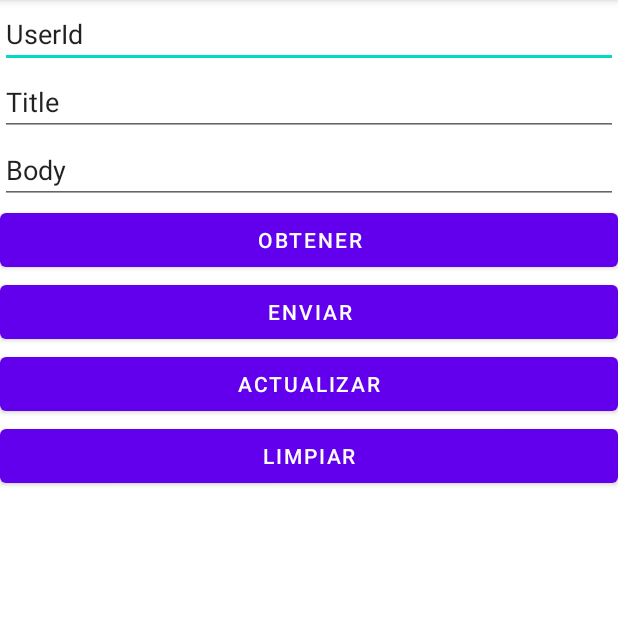
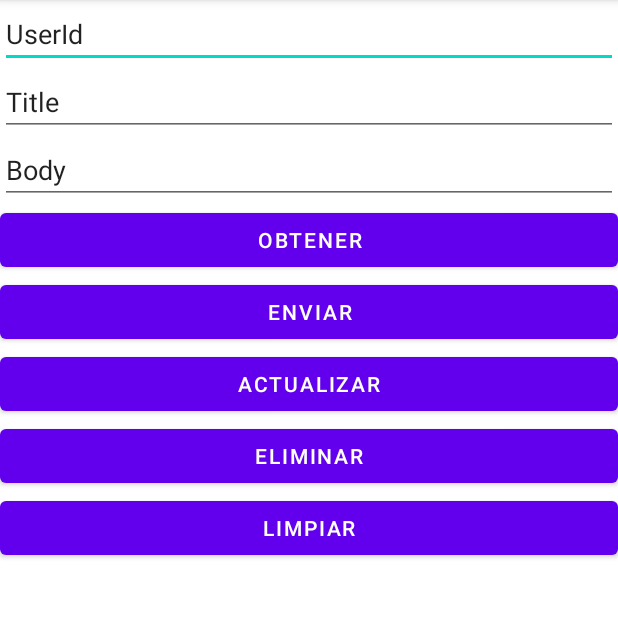
Before and after one commit to Bernardo-JGD/ConsumirWS, an Android app: the screen it shows after launch (MainActivity), on a phone screen of 412 x 824 dp, the part 84-701 px from its top. Run offline under Robolectric (Android 15) with nearby library versions, the phone set to English and light mode, and no system bars; our stand-ins replace Volley.

```diff
--- a/app/src/main/res/layout/activity_main.xml
+++ b/app/src/main/res/layout/activity_main.xml
@@ -49,6 +49,12 @@
         android:text="@string/actualizar" />
 
     <Button
+        android:id="@+id/btnEliminar"
+        android:layout_width="match_parent"
+        android:layout_height="wrap_content"
+        android:text="@string/eliminar" />
+
+    <Button
         android:id="@+id/btnLimpiar"
         android:layout_width="match_parent"
         android:layout_height="wrap_content"
--- a/app/src/main/res/values/strings.xml
+++ b/app/src/main/res/values/strings.xml
@@ -9,9 +9,11 @@
     <string name="obtener">Obtener</string>
     <string name="actualizar">Actualizar</string>
     <string name="limpiar">Limpiar</string>
+    <string name="eliminar">Eliminar</string>
 
     <string name="urlGET">https://jsonplaceholder.typicode.com/posts/1</string>
     <string name="urlPOST">https://jsonplaceholder.typicode.com/posts</string>
     <string name="urlUPDATE">https://jsonplaceholder.typicode.com/posts/1</string>
+    <string name="urlDELETE">https://jsonplaceholder.typicode.com/posts/1</string>
 
 </resources>
```
Also changed, not shown: app/src/main/java/com/example/consumirws/MainActivity.java (+40 -1 lines).
